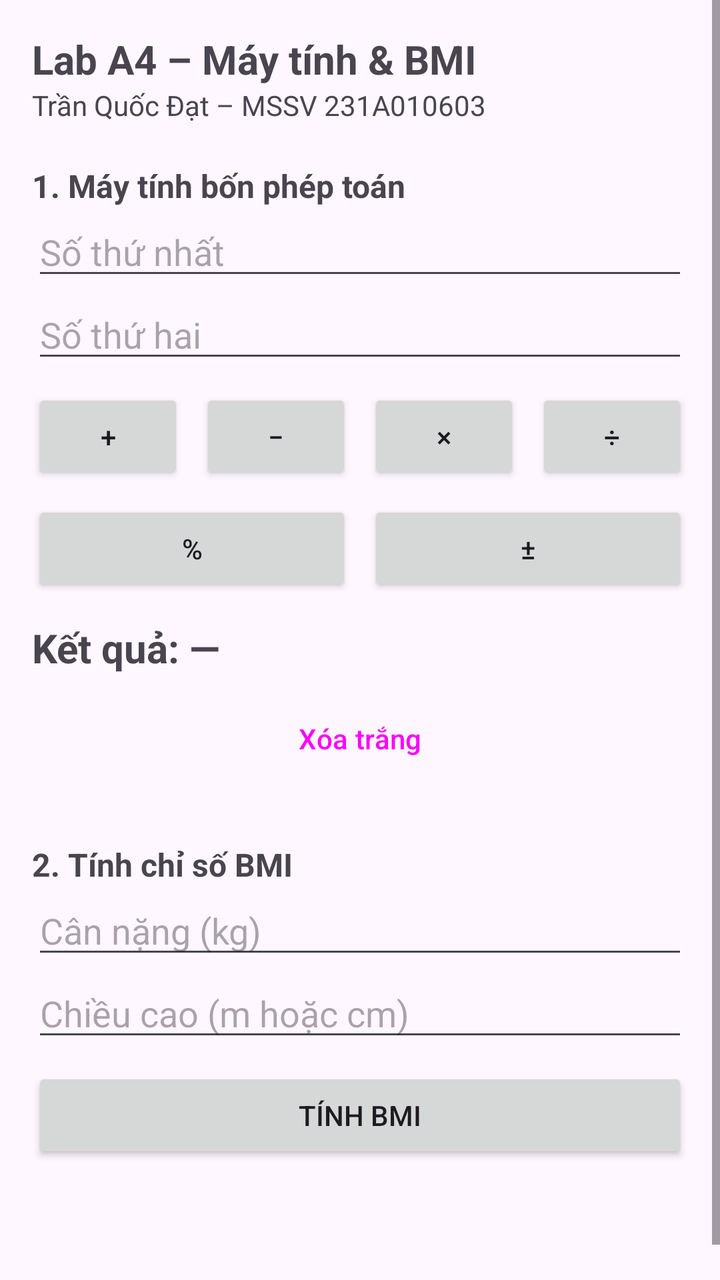
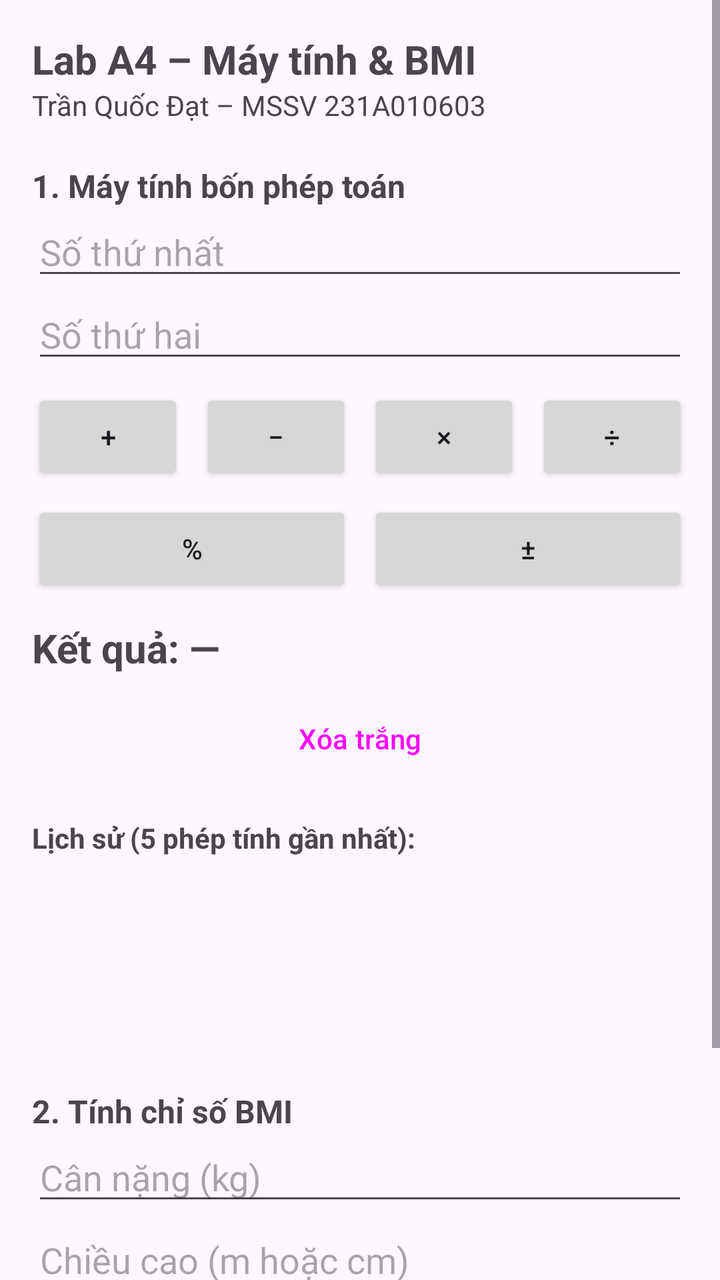

Compare the two renders of this Android layout. The source of the first and the diff that turns it into the second are given below.
<!-- AndroidManifest.xml: application theme Theme.A4_231A010603 -->
<!-- res/layout/activity_main.xml -->
<?xml version="1.0" encoding="utf-8"?>
<ScrollView xmlns:android="http://schemas.android.com/apk/res/android"
    android:id="@+id/main"
    android:layout_width="match_parent"
    android:layout_height="match_parent">

    <LinearLayout
        android:layout_width="match_parent"
        android:layout_height="wrap_content"
        android:orientation="vertical"
        android:padding="16dp">

        <TextView
            android:layout_width="wrap_content"
            android:layout_height="wrap_content"
            android:text="@string/title"
            android:textSize="20sp"
            android:textStyle="bold" />

        <TextView
            android:layout_width="wrap_content"
            android:layout_height="wrap_content"
            android:text="@string/student"
            android:textSize="14sp" />

        
        <TextView
            android:layout_width="wrap_content"
            android:layout_height="wrap_content"
            android:layout_marginTop="20dp"
            android:text="@string/section_calc"
            android:textSize="16sp"
            android:textStyle="bold" />

        <EditText
            android:id="@+id/edtSoA"
            android:layout_width="match_parent"
            android:layout_height="wrap_content"
            android:hint="@string/hint_a"
            android:importantForAutofill="no"
            android:inputType="text"
            />
        
        <EditText
            android:id="@+id/edtSoB"
            android:layout_width="match_parent"
            android:layout_height="wrap_content"
            android:hint="@string/hint_b"
            android:importantForAutofill="no"
            android:inputType="numberDecimal|numberSigned" />

        <LinearLayout
            android:layout_width="match_parent"
            android:layout_height="wrap_content"
            android:layout_marginTop="8dp"
            android:orientation="horizontal">

            <Button
                android:id="@+id/btnCong"
                android:layout_width="0dp"
                android:layout_height="wrap_content"
                android:layout_weight="1"
                android:text="@string/op_add" />

            <Button
                android:id="@+id/btnTru"
                android:layout_width="0dp"
                android:layout_height="wrap_content"
                android:layout_marginStart="8dp"
                android:layout_weight="1"
                android:text="@string/op_sub" />

            <Button
                android:id="@+id/btnNhan"
                android:layout_width="0dp"
                android:layout_height="wrap_content"
                android:layout_marginStart="8dp"
                android:layout_weight="1"
                android:text="@string/op_mul" />

            <Button
                android:id="@+id/btnChia"
                android:layout_width="0dp"
                android:layout_height="wrap_content"
                android:layout_marginStart="8dp"
                android:layout_weight="1"
                android:text="@string/op_div" />
        </LinearLayout>
        <LinearLayout
            android:layout_width="match_parent"
            android:layout_height="wrap_content"
            android:layout_marginTop="8dp"
            android:orientation="horizontal">

            <Button
                android:id="@+id/btnPhanTram"
                android:layout_width="0dp"
                android:layout_height="wrap_content"
                android:layout_weight="1"
                android:text="@string/op_percent" />

            <Button
                android:id="@+id/btnDaoDau"
                android:layout_width="0dp"
                android:layout_height="wrap_content"
                android:layout_marginStart="8dp"
                android:layout_weight="1"
                android:text="@string/op_minor" />
        </LinearLayout>

        <TextView
            android:id="@+id/tvKetQua"
            android:layout_width="match_parent"
            android:layout_height="wrap_content"
            android:layout_marginTop="12dp"
            android:text="@string/result_placeholder"
            android:textSize="20sp"
            android:textStyle="bold" />

        <Button
            android:id="@+id/btnXoa"
            style="?attr/materialButtonOutlinedStyle"
            android:layout_width="match_parent"
            android:layout_height="wrap_content"
            android:layout_marginTop="8dp"
            android:text="@string/clear" />

        
        <TextView
            android:layout_width="wrap_content"
            android:layout_height="wrap_content"
            android:layout_marginTop="28dp"
            android:text="@string/section_bmi"
            android:textSize="16sp"
            android:textStyle="bold" />

        <EditText
            android:id="@+id/edtCanNang"
            android:layout_width="match_parent"
            android:layout_height="wrap_content"
            android:hint="@string/hint_weight"
            android:importantForAutofill="no"
            android:inputType="numberDecimal" />

        <EditText
            android:id="@+id/edtChieuCao"
            android:layout_width="match_parent"
            android:layout_height="wrap_content"
            android:hint="@string/hint_height"
            android:importantForAutofill="no"
            android:inputType="numberDecimal" />

        <Button
            android:id="@+id/btnTinhBmi"
            android:layout_width="match_parent"
            android:layout_height="wrap_content"
            android:layout_marginTop="8dp"
            android:text="@string/calc_bmi" />

        <TextView
            android:id="@+id/tvBmi"
            android:layout_width="match_parent"
            android:layout_height="wrap_content"
            android:layout_marginTop="12dp"
            android:textSize="20sp"
            android:textStyle="bold" />

        <TextView
            android:id="@+id/tvPhanLoai"
            android:layout_width="match_parent"
            android:layout_height="wrap_content"
            android:textSize="16sp" />
    </LinearLayout>
</ScrollView>
<!-- resources referenced by this layout -->
<resources>
  <string name="calc_bmi">Tính BMI</string>
  <string name="clear">Xóa trắng</string>
  <string name="hint_a">Số thứ nhất</string>
  <string name="hint_b">Số thứ hai</string>
  <string name="hint_height">Chiều cao (m hoặc cm)</string>
  <string name="hint_weight">Cân nặng (kg)</string>
  <string name="op_add">+</string>
  <string name="op_div">÷</string>
  <string name="op_minor">±</string>
  <string name="op_mul">×</string>
  <string name="op_percent">%</string>
  <string name="op_sub">−</string>
  <string name="result_placeholder">Kết quả: —</string>
  <string name="section_bmi">2. Tính chỉ số BMI</string>
  <string name="section_calc">1. Máy tính bốn phép toán</string>
  <string name="student">Trần Quốc Đạt – MSSV 231A010603</string>
  <string name="title">Lab A4 – Máy tính &amp; BMI</string>
  <style name="Theme.A4_231A010603" parent="Base.Theme.A4_231A010603" />
  <style name="Base.Theme.A4_231A010603" parent="Theme.Material3.DayNight.NoActionBar">
          
          
      </style>
</resources>

<!-- the commit's change to res/layout/activity_main.xml (unified diff, before → after) -->
@@ -124,6 +124,21 @@
             android:layout_height="wrap_content"
             android:layout_marginTop="8dp"
             android:text="@string/clear" />
+        
+        <TextView
+            android:layout_width="wrap_content"
+            android:layout_height="wrap_content"
+            android:layout_marginTop="16dp"
+            android:text="Lịch sử (5 phép tính gần nhất):"
+            android:textStyle="bold" />
+
+        <TextView
+            android:id="@+id/tvLichSu"
+            android:layout_width="match_parent"
+            android:layout_height="wrap_content"
+            android:layout_marginTop="4dp"
+            android:textSize="14sp"
+            android:minLines="5" />
 
         
         <TextView
